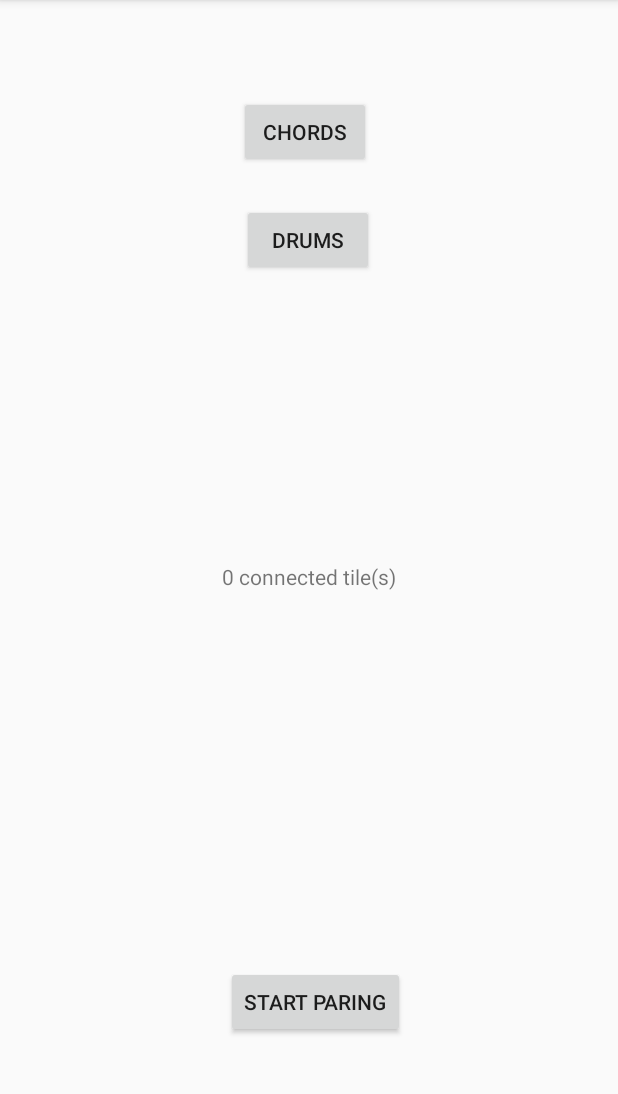
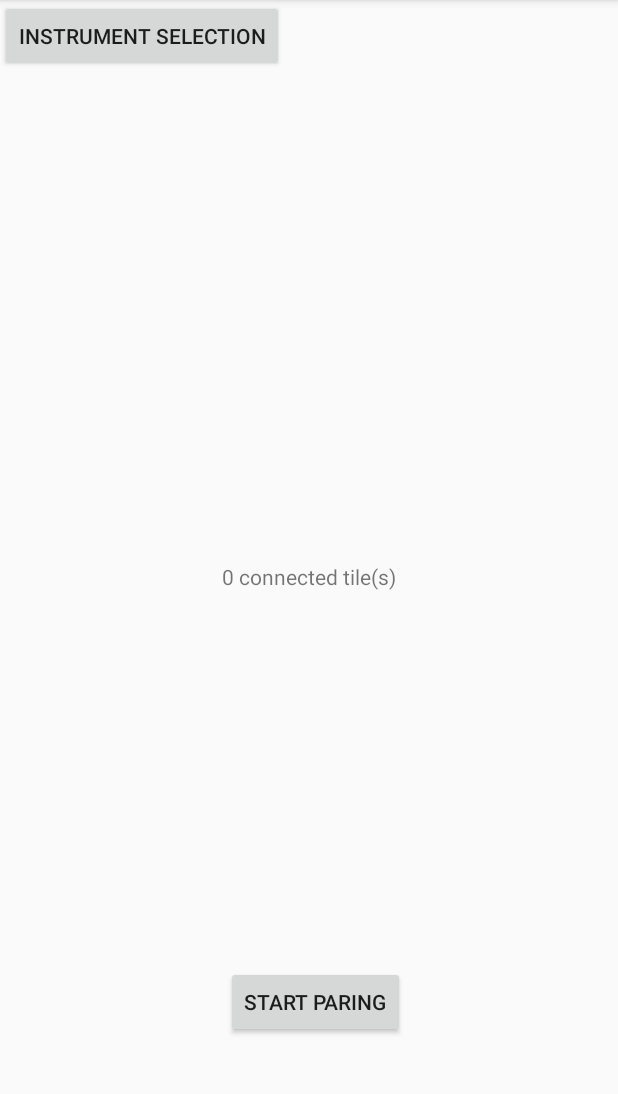
Before and after one commit to sellerskyle/PlaywareGroup2Final, an Android app: the screen it shows after launch (MainActivity), on a phone screen of 412 x 824 dp, the part 84-1178 px from its top. Run offline under Robolectric (Android 15) with nearby library versions, the phone set to English and light mode, and no system bars; libraries missing offline, so code that uses them is left out: com.livelife.motolibrary; 6 statements that could not run were skipped.

Commit message:
instrument selection page UI

```diff
--- a/app/build.gradle
+++ b/app/build.gradle
@@ -26,4 +26,5 @@ dependencies {
     androidTestImplementation 'com.android.support.test:runner:1.0.2'
     androidTestImplementation 'com.android.support.test.espresso:espresso-core:3.0.2'
     implementation project(':moto_library-release')
+    implementation 'com.android.support:gridlayout-v7:27.1.1'
 }
--- a/app/src/main/AndroidManifest.xml
+++ b/app/src/main/AndroidManifest.xml
@@ -11,6 +11,7 @@
         android:theme="@style/AppTheme">
         <activity android:name=".ChordsActivity"></activity>
         <activity android:name=".DrumsActivity"></activity>
+        <activity android:name=".InstrumentSelectionActivity"></activity>
         <activity android:name=".MainActivity">
             <intent-filter>
                 <action android:name="android.intent.action.MAIN" />
--- a/app/src/main/java/com/example/miniproject/MainActivity.java
+++ b/app/src/main/java/com/example/miniproject/MainActivity.java
@@ -1,17 +1,18 @@
 package com.example.miniproject;
-
 import android.content.Intent;
-import android.support.constraint.ConstraintLayout;
+import android.os.Bundle;
 import android.support.v7.app.AppCompatActivity;
-import android.os.Bundle;
 import android.view.View;
+import android.widget.ArrayAdapter;
 import android.widget.Button;
+import android.widget.Spinner;
 import android.widget.TextView;
 
-import com.livelife.motolibrary.AntData;
 import com.livelife.motolibrary.MotoConnection;
 import com.livelife.motolibrary.MotoSound;
 import com.livelife.motolibrary.OnAntEventListener;
+
+
 
 public class MainActivity extends AppCompatActivity implements OnAntEventListener {
 
@@ -19,8 +20,7 @@ public class MainActivity extends AppCompatActivity implements OnAntEventListene
     MotoSound sound = MotoSound.getInstance();
 
     Button paringButton;
-    Button chordsButton;
-    Button drumsButton;
+    Button instrumentSelection;
 
     boolean isParing = false;
 
@@ -62,36 +62,24 @@ public class MainActivity extends AppCompatActivity implements OnAntEventListene
             }
         });
 
-        chordsButton = findViewById(R.id.chordsButton);
-        chordsButton.setOnClickListener(new View.OnClickListener() {
-
+        instrumentSelection = findViewById(R.id.instrumentselection);
+        instrumentSelection.setOnClickListener(new View.OnClickListener() {
             @Override
             public void onClick(View view) {
-
                 connection.unregisterListener(MainActivity.this);
-                Intent i = new Intent(MainActivity.this, ChordsActivity.class);
+                Intent i = new Intent(MainActivity.this, InstrumentSelectionActivity.class);
                 startActivity(i);
-//                if(!isChords){
-//                    connection.setAllTilesColor(AntData.LED_COLOR_WHITE); //TODO Redo this
-//                    chordsButton.setText("Don't Something");
-//                } else {
-//                    connection.setAllTilesBlink(2, AntData.LED_COLOR_WHITE);
-//                    chordsButton.setText("Do Something");
-//                }
-//                isChords = !isChords;
             }
         });
 
-        drumsButton = findViewById(R.id.drumsButton);
-        drumsButton.setOnClickListener(new View.OnClickListener() {
+//        Spinner instrumentSelection = (Spinner) findViewById(R.id.spinner);
+//        ArrayAdapter<CharSequence> adapter = ArrayAdapter.createFromResource(this, R.array.instrument_options
+//                , R.layout.support_simple_spinner_dropdown_item);
+//
+//        adapter.setDropDownViewResource(R.layout.support_simple_spinner_dropdown_item);
+//
+//        instrumentSelection.setAdapter(adapter);
 
-            @Override
-            public void onClick(View view) {
-                connection.unregisterListener(MainActivity.this);
-                Intent i = new Intent(MainActivity.this, DrumsActivity.class);
-                startActivity(i);
-            }
-        });
     }
 
     @Override
--- a/app/src/main/res/layout/activity_main.xml
+++ b/app/src/main/res/layout/activity_main.xml
@@ -16,16 +16,6 @@
         app:layout_constraintRight_toRightOf="parent"
         app:layout_constraintTop_toTopOf="parent" />
 
-    <!--<TextView-->
-        <!--android:id="@+id/counter"-->
-        <!--android:layout_width="wrap_content"-->
-        <!--android:layout_height="wrap_content"-->
-        <!--android:layout_marginTop="8dp"-->
-        <!--android:text="Number of taps: 0"-->
-        <!--app:layout_constraintEnd_toEndOf="parent"-->
-        <!--app:layout_constraintHorizontal_bias="0.5"-->
-        <!--app:layout_constraintStart_toStartOf="parent"-->
-        <!--app:layout_constraintTop_toBottomOf="@+id/statusTextView" />-->
 
     <Button
         android:id="@+id/paringButton"
@@ -40,32 +30,20 @@
         app:layout_constraintHorizontal_bias="0.516"
         app:layout_constraintStart_toStartOf="parent" />
 
-
     <Button
-        android:id="@+id/chordsButton"
+        android:id="@+id/instrumentselection"
         android:layout_width="wrap_content"
         android:layout_height="wrap_content"
-        android:layout_marginStart="8dp"
-        android:layout_marginTop="64dp"
-        android:layout_marginEnd="8dp"
-        android:text="Chords"
-        app:layout_constraintEnd_toEndOf="parent"
-        app:layout_constraintHorizontal_bias="0.491"
-        app:layout_constraintStart_toStartOf="parent"
-        app:layout_constraintTop_toTopOf="parent" />
+        android:text="Instrument Selection"
+        tools:layout_editor_absoluteX="209dp"
+        tools:layout_editor_absoluteY="70dp" />
 
-    <Button
-        android:id="@+id/drumsButton"
-        android:layout_width="wrap_content"
-        android:layout_height="wrap_content"
-        android:layout_marginStart="8dp"
-        android:layout_marginTop="24dp"
-        android:layout_marginEnd="8dp"
-        android:text="Drums"
-        app:layout_constraintEnd_toEndOf="parent"
-        app:layout_constraintHorizontal_bias="0.498"
-        app:layout_constraintStart_toStartOf="parent"
-        app:layout_constraintTop_toBottomOf="@+id/chordsButton" />
+    <!--<Spinner-->
+        <!--android:id="@+id/spinner"-->
+        <!--android:layout_width="395dp"-->
+        <!--android:layout_height="wrap_content"-->
+        <!--tools:layout_editor_absoluteX="8dp"-->
+        <!--tools:layout_editor_absoluteY="16dp" />-->
 
 
 </android.support.constraint.ConstraintLayout>
--- /dev/null
+++ b/app/src/main/res/values/instruments.xml
@@ -0,0 +1,9 @@
+<?xml version="1.0" encoding="utf-8"?>
+<resources>
+    <string-array name="instrument_options">
+        <item>DRUMS</item>
+        <item>CHORDS</item>
+        <item>MELODY</item>
+        <item>BASS</item>
+    </string-array>
+</resources>
```
Also changed, not shown: app/src/main/java/com/example/miniproject/InstrumentSelectionActivity.java (added, +66 -0 lines), app/src/main/res/layout/activity_instrument_selection.xml (added, +77 -0 lines).
